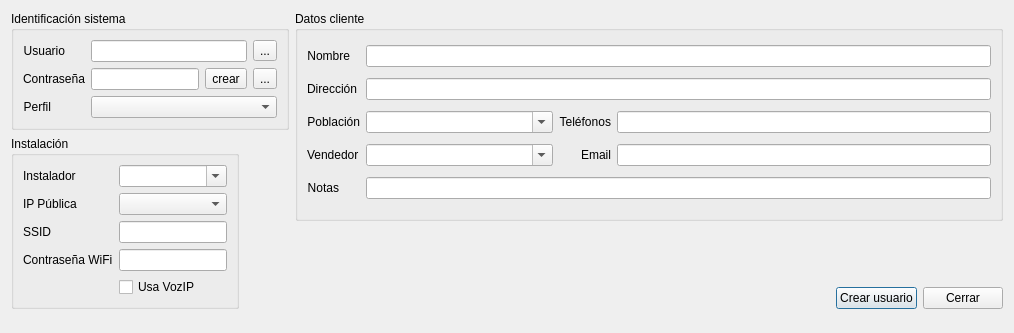
Above: DlgNuevoUsuario.ui from silderan/QMikPPPManager before the change. Below: the same form after it.
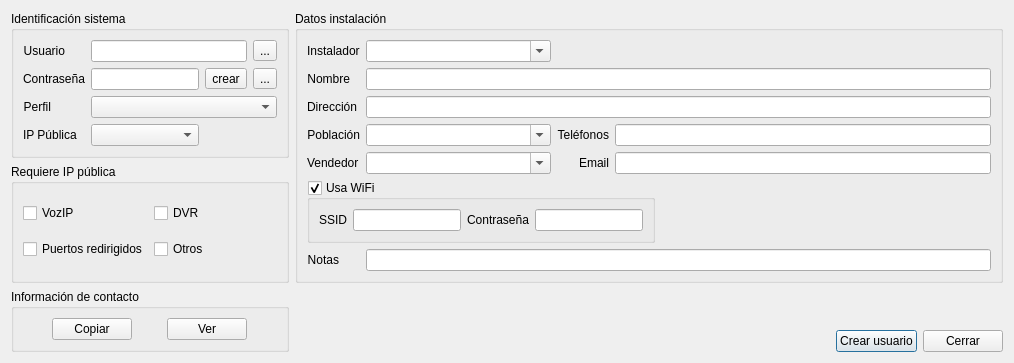
That is the form after the change. Icons and pictures are not drawn.

```diff
--- a/DlgNuevoUsuario.ui
+++ b/DlgNuevoUsuario.ui
@@ -14,191 +14,6 @@
    <string>Dialog</string>
   </property>
   <layout class="QGridLayout" name="gridLayout_4">
-   <item row="3" column="1">
-    <spacer name="verticalSpacer_3">
-     <property name="orientation">
-      <enum>Qt::Vertical</enum>
-     </property>
-     <property name="sizeType">
-      <enum>QSizePolicy::Maximum</enum>
-     </property>
-     <property name="sizeHint" stdset="0">
-      <size>
-       <width>20</width>
-       <height>40</height>
-      </size>
-     </property>
-    </spacer>
-   </item>
-   <item row="5" column="0" colspan="2">
-    <spacer name="verticalSpacer_2">
-     <property name="orientation">
-      <enum>Qt::Vertical</enum>
-     </property>
-     <property name="sizeHint" stdset="0">
-      <size>
-       <width>20</width>
-       <height>40</height>
-      </size>
-     </property>
-    </spacer>
-   </item>
-   <item row="4" column="1">
-    <layout class="QHBoxLayout" name="horizontalLayout">
-     <item>
-      <spacer name="horizontalSpacer">
-       <property name="orientation">
-        <enum>Qt::Horizontal</enum>
-       </property>
-       <property name="sizeHint" stdset="0">
-        <size>
-         <width>61</width>
-         <height>20</height>
-        </size>
-       </property>
-      </spacer>
-     </item>
-     <item>
-      <widget class="QPushButton" name="btCrear">
-       <property name="text">
-        <string>Crear usuario</string>
-       </property>
-      </widget>
-     </item>
-     <item>
-      <widget class="QPushButton" name="btCerrar">
-       <property name="text">
-        <string>Cerrar</string>
-       </property>
-      </widget>
-     </item>
-    </layout>
-   </item>
-   <item row="2" column="1">
-    <widget class="QLabel" name="lbText">
-     <property name="sizePolicy">
-      <sizepolicy hsizetype="Preferred" vsizetype="Fixed">
-       <horstretch>0</horstretch>
-       <verstretch>0</verstretch>
-      </sizepolicy>
-     </property>
-     <property name="palette">
-      <palette>
-       <active>
-        <colorrole role="WindowText">
-         <brush brushstyle="SolidPattern">
-          <color alpha="255">
-           <red>255</red>
-           <green>0</green>
-           <blue>0</blue>
-          </color>
-         </brush>
-        </colorrole>
-       </active>
-       <inactive>
-        <colorrole role="WindowText">
-         <brush brushstyle="SolidPattern">
-          <color alpha="255">
-           <red>255</red>
-           <green>0</green>
-           <blue>0</blue>
-          </color>
-         </brush>
-        </colorrole>
-       </inactive>
-       <disabled>
-        <colorrole role="WindowText">
-         <brush brushstyle="SolidPattern">
-          <color alpha="255">
-           <red>120</red>
-           <green>120</green>
-           <blue>120</blue>
-          </color>
-         </brush>
-        </colorrole>
-       </disabled>
-      </palette>
-     </property>
-     <property name="font">
-      <font>
-       <weight>75</weight>
-       <bold>true</bold>
-      </font>
-     </property>
-    </widget>
-   </item>
-   <item row="1" column="0" rowspan="4">
-    <widget class="QGroupBox" name="groupBox_3">
-     <property name="sizePolicy">
-      <sizepolicy hsizetype="Maximum" vsizetype="Preferred">
-       <horstretch>0</horstretch>
-       <verstretch>0</verstretch>
-      </sizepolicy>
-     </property>
-     <property name="title">
-      <string>Instalación</string>
-     </property>
-     <layout class="QGridLayout" name="gridLayout_3">
-      <item row="2" column="0">
-       <widget class="QLabel" name="label_11">
-        <property name="text">
-         <string>SSID</string>
-        </property>
-       </widget>
-      </item>
-      <item row="0" column="1">
-       <widget class="QComboBox" name="cbInstalador">
-        <property name="editable">
-         <bool>true</bool>
-        </property>
-       </widget>
-      </item>
-      <item row="4" column="1">
-       <widget class="QCheckBox" name="chVozIP">
-        <property name="sizePolicy">
-         <sizepolicy hsizetype="Fixed" vsizetype="Fixed">
-          <horstretch>0</horstretch>
-          <verstretch>0</verstretch>
-         </sizepolicy>
-        </property>
-        <property name="text">
-         <string>Usa VozIP</string>
-        </property>
-       </widget>
-      </item>
-      <item row="0" column="0">
-       <widget class="QLabel" name="label_10">
-        <property name="text">
-         <string>Instalador</string>
-        </property>
-       </widget>
-      </item>
-      <item row="3" column="0">
-       <widget class="QLabel" name="label_12">
-        <property name="text">
-         <string>Contraseña WiFi</string>
-        </property>
-       </widget>
-      </item>
-      <item row="3" column="1">
-       <widget class="QLineEdit" name="leWPass"/>
-      </item>
-      <item row="2" column="1">
-       <widget class="QLineEdit" name="leSSID"/>
-      </item>
-      <item row="1" column="0">
-       <widget class="QLabel" name="label_13">
-        <property name="text">
-         <string>IP Pública</string>
-        </property>
-       </widget>
-      </item>
-      <item row="1" column="1">
-       <widget class="QComboBox" name="cbIPPublica"/>
-      </item>
-     </layout>
-    </widget>
-   </item>
    <item row="0" column="0">
     <widget class="QGroupBox" name="groupBox">
      <property name="sizePolicy">
@@ -211,6 +26,13 @@
       <string>Identificación sistema</string>
      </property>
      <layout class="QGridLayout" name="gridLayout">
+      <item row="3" column="0">
+       <widget class="QLabel" name="label_13">
+        <property name="text">
+         <string>IP Pública</string>
+        </property>
+       </widget>
+      </item>
       <item row="1" column="2">
        <widget class="QToolButton" name="btPass">
         <property name="text">
@@ -301,19 +123,48 @@
         </property>
        </widget>
       </item>
+      <item row="3" column="1">
+       <widget class="QComboBox" name="cbIPPublica"/>
+      </item>
      </layout>
     </widget>
    </item>
    <item row="0" column="1" rowspan="2">
     <widget class="QGroupBox" name="groupBox_2">
      <property name="title">
-      <string>Datos cliente</string>
+      <string>Datos instalación</string>
      </property>
      <layout class="QGridLayout" name="gridLayout_2">
-      <item row="0" column="1" colspan="4">
+      <item row="1" column="1" colspan="4">
        <widget class="QLineEdit" name="leNombre"/>
       </item>
-      <item row="2" column="1">
+      <item row="3" column="0">
+       <widget class="QLabel" name="label_6">
+        <property name="sizePolicy">
+         <sizepolicy hsizetype="Maximum" vsizetype="Preferred">
+          <horstretch>0</horstretch>
+          <verstretch>0</verstretch>
+         </sizepolicy>
+        </property>
+        <property name="text">
+         <string>Población</string>
+        </property>
+        <property name="alignment">
+         <set>Qt::AlignRight|Qt::AlignTrailing|Qt::AlignVCenter</set>
+        </property>
+       </widget>
+      </item>
+      <item row="3" column="3" colspan="2">
+       <widget class="QLineEdit" name="leTelefonos">
+        <property name="sizePolicy">
+         <sizepolicy hsizetype="Expanding" vsizetype="Fixed">
+          <horstretch>0</horstretch>
+          <verstretch>0</verstretch>
+         </sizepolicy>
+        </property>
+       </widget>
+      </item>
+      <item row="3" column="1">
        <widget class="QComboBox" name="cbPoblacion">
         <property name="sizePolicy">
          <sizepolicy hsizetype="Preferred" vsizetype="Fixed">
@@ -329,7 +180,7 @@
         </property>
        </widget>
       </item>
-      <item row="0" column="0">
+      <item row="1" column="0">
        <widget class="QLabel" name="label_4">
         <property name="sizePolicy">
          <sizepolicy hsizetype="Maximum" vsizetype="Preferred">
@@ -345,36 +196,10 @@
         </property>
        </widget>
       </item>
-      <item row="2" column="3" colspan="2">
-       <widget class="QLineEdit" name="leTelefonos">
-        <property name="sizePolicy">
-         <sizepolicy hsizetype="Expanding" vsizetype="Fixed">
-          <horstretch>0</horstretch>
-          <verstretch>0</verstretch>
-         </sizepolicy>
-        </property>
-       </widget>
-      </item>
-      <item row="1" column="1" colspan="4">
+      <item row="2" column="1" colspan="4">
        <widget class="QLineEdit" name="leDireccion"/>
       </item>
       <item row="2" column="0">
-       <widget class="QLabel" name="label_6">
-        <property name="sizePolicy">
-         <sizepolicy hsizetype="Maximum" vsizetype="Preferred">
-          <horstretch>0</horstretch>
-          <verstretch>0</verstretch>
-         </sizepolicy>
-        </property>
-        <property name="text">
-         <string>Población</string>
-        </property>
-        <property name="alignment">
-         <set>Qt::AlignRight|Qt::AlignTrailing|Qt::AlignVCenter</set>
-        </property>
-       </widget>
-      </item>
-      <item row="1" column="0">
        <widget class="QLabel" name="label_5">
         <property name="sizePolicy">
          <sizepolicy hsizetype="Maximum" vsizetype="Preferred">
@@ -390,26 +215,7 @@
         </property>
        </widget>
       </item>
-      <item row="4" column="1" colspan="4">
-       <widget class="QLineEdit" name="leNotas"/>
-      </item>
-      <item row="4" column="0">
-       <widget class="QLabel" name="label_9">
-        <property name="sizePolicy">
-         <sizepolicy hsizetype="Maximum" vsizetype="Preferred">
-          <horstretch>0</horstretch>
-          <verstretch>0</verstretch>
-         </sizepolicy>
-        </property>
-        <property name="text">
-         <string>Notas</string>
-        </property>
-        <property name="alignment">
-         <set>Qt::AlignRight|Qt::AlignTrailing|Qt::AlignVCenter</set>
-        </property>
-       </widget>
-      </item>
-      <item row="2" column="2">
+      <item row="3" column="2">
        <widget class="QLabel" name="label_7">
         <property name="sizePolicy">
          <sizepolicy hsizetype="Fixed" vsizetype="Preferred">
@@ -425,10 +231,10 @@
         </property>
        </widget>
       </item>
-      <item row="3" column="3" colspan="2">
+      <item row="4" column="3" colspan="2">
        <widget class="QLineEdit" name="leEmail"/>
       </item>
-      <item row="3" column="2">
+      <item row="4" column="2">
        <widget class="QLabel" name="label_8">
         <property name="sizePolicy">
          <sizepolicy hsizetype="Minimum" vsizetype="Preferred">
@@ -444,20 +250,282 @@
         </property>
        </widget>
       </item>
-      <item row="3" column="1">
+      <item row="4" column="1">
        <widget class="QComboBox" name="cbComercial">
         <property name="editable">
          <bool>true</bool>
         </property>
        </widget>
       </item>
-      <item row="3" column="0">
+      <item row="4" column="0">
        <widget class="QLabel" name="label_14">
         <property name="text">
          <string>Vendedor</string>
         </property>
        </widget>
       </item>
+      <item row="0" column="0">
+       <widget class="QLabel" name="label_10">
+        <property name="text">
+         <string>Instalador</string>
+        </property>
+       </widget>
+      </item>
+      <item row="0" column="1">
+       <widget class="QComboBox" name="cbInstalador">
+        <property name="editable">
+         <bool>true</bool>
+        </property>
+       </widget>
+      </item>
+      <item row="6" column="0" colspan="4">
+       <widget class="QGroupBox" name="grWiFi">
+        <property name="sizePolicy">
+         <sizepolicy hsizetype="Maximum" vsizetype="Preferred">
+          <horstretch>0</horstretch>
+          <verstretch>0</verstretch>
+         </sizepolicy>
+        </property>
+        <property name="title">
+         <string>Usa WiFi</string>
+        </property>
+        <property name="checkable">
+         <bool>true</bool>
+        </property>
+        <layout class="QGridLayout" name="gridLayout_3">
+         <item row="2" column="2">
+          <widget class="QLabel" name="label_12">
+           <property name="text">
+            <string>Contraseña</string>
+           </property>
+          </widget>
+         </item>
+         <item row="2" column="0">
+          <widget class="QLabel" name="label_11">
+           <property name="text">
+            <string>SSID</string>
+           </property>
+          </widget>
+         </item>
+         <item row="2" column="1">
+          <widget class="QLineEdit" name="leSSID"/>
+         </item>
+         <item row="2" column="3">
+          <widget class="QLineEdit" name="leWPass"/>
+         </item>
+        </layout>
+       </widget>
+      </item>
+      <item row="7" column="0">
+       <widget class="QLabel" name="label_9">
+        <property name="sizePolicy">
+         <sizepolicy hsizetype="Maximum" vsizetype="Preferred">
+          <horstretch>0</horstretch>
+          <verstretch>0</verstretch>
+         </sizepolicy>
+        </property>
+        <property name="text">
+         <string>Notas</string>
+        </property>
+        <property name="alignment">
+         <set>Qt::AlignRight|Qt::AlignTrailing|Qt::AlignVCenter</set>
+        </property>
+       </widget>
+      </item>
+      <item row="7" column="1" colspan="4">
+       <widget class="QLineEdit" name="leNotas"/>
+      </item>
+     </layout>
+    </widget>
+   </item>
+   <item row="1" column="0">
+    <widget class="QGroupBox" name="groupBox_4">
+     <property name="title">
+      <string>Requiere IP pública</string>
+     </property>
+     <layout class="QGridLayout" name="gridLayout_5">
+      <item row="0" column="0">
+       <widget class="QCheckBox" name="chVozIP">
+        <property name="sizePolicy">
+         <sizepolicy hsizetype="Fixed" vsizetype="Fixed">
+          <horstretch>0</horstretch>
+          <verstretch>0</verstretch>
+         </sizepolicy>
+        </property>
+        <property name="text">
+         <string>VozIP</string>
+        </property>
+       </widget>
+      </item>
+      <item row="0" column="1">
+       <widget class="QCheckBox" name="chDVR">
+        <property name="text">
+         <string>DVR</string>
+        </property>
+       </widget>
+      </item>
+      <item row="1" column="0">
+       <widget class="QCheckBox" name="chPuertos">
+        <property name="text">
+         <string>Puertos redirigidos</string>
+        </property>
+       </widget>
+      </item>
+      <item row="1" column="1">
+       <widget class="QCheckBox" name="chOtros">
+        <property name="text">
+         <string>Otros</string>
+        </property>
+       </widget>
+      </item>
+     </layout>
+    </widget>
+   </item>
+   <item row="2" column="1">
+    <widget class="QLabel" name="lbText">
+     <property name="sizePolicy">
+      <sizepolicy hsizetype="Preferred" vsizetype="Fixed">
+       <horstretch>0</horstretch>
+       <verstretch>0</verstretch>
+      </sizepolicy>
+     </property>
+     <property name="palette">
+      <palette>
+       <active>
+        <colorrole role="WindowText">
+         <brush brushstyle="SolidPattern">
+          <color alpha="255">
+           <red>255</red>
+           <green>0</green>
+           <blue>0</blue>
+          </color>
+         </brush>
+        </colorrole>
+       </active>
+       <inactive>
+        <colorrole role="WindowText">
+         <brush brushstyle="SolidPattern">
+          <color alpha="255">
+           <red>255</red>
+           <green>0</green>
+           <blue>0</blue>
+          </color>
+         </brush>
+        </colorrole>
+       </inactive>
+       <disabled>
+        <colorrole role="WindowText">
+         <brush brushstyle="SolidPattern">
+          <color alpha="255">
+           <red>120</red>
+           <green>120</green>
+           <blue>120</blue>
+          </color>
+         </brush>
+        </colorrole>
+       </disabled>
+      </palette>
+     </property>
+     <property name="font">
+      <font>
+       <weight>75</weight>
+       <bold>true</bold>
+      </font>
+     </property>
+    </widget>
+   </item>
+   <item row="3" column="1">
+    <spacer name="verticalSpacer_3">
+     <property name="orientation">
+      <enum>Qt::Vertical</enum>
+     </property>
+     <property name="sizeType">
+      <enum>QSizePolicy::Maximum</enum>
+     </property>
+     <property name="sizeHint" stdset="0">
+      <size>
+       <width>20</width>
+       <height>40</height>
+      </size>
+     </property>
+    </spacer>
+   </item>
+   <item row="6" column="0" colspan="2">
+    <spacer name="verticalSpacer_2">
+     <property name="orientation">
+      <enum>Qt::Vertical</enum>
+     </property>
+     <property name="sizeHint" stdset="0">
+      <size>
+       <width>20</width>
+       <height>40</height>
+      </size>
+     </property>
+    </spacer>
+   </item>
+   <item row="4" column="1">
+    <layout class="QHBoxLayout" name="horizontalLayout">
+     <item>
+      <spacer name="horizontalSpacer">
+       <property name="orientation">
+        <enum>Qt::Horizontal</enum>
+       </property>
+       <property name="sizeHint" stdset="0">
+        <size>
+         <width>61</width>
+         <height>20</height>
+        </size>
+       </property>
+      </spacer>
+     </item>
+     <item>
+      <widget class="QPushButton" name="btCrear">
+       <property name="text">
+        <string>Crear usuario</string>
+       </property>
+      </widget>
+     </item>
+     <item>
+      <widget class="QPushButton" name="btCerrar">
+       <property name="text">
+        <string>Cerrar</string>
+       </property>
+      </widget>
+     </item>
+    </layout>
+   </item>
+   <item row="2" column="0" rowspan="3">
+    <widget class="QGroupBox" name="groupBox_3">
+     <property name="title">
+      <string>Información de contacto</string>
+     </property>
+     <layout class="QGridLayout" name="gridLayout_6">
+      <item row="0" column="0">
+       <widget class="QPushButton" name="btCopyContactInfo">
+        <property name="sizePolicy">
+         <sizepolicy hsizetype="Maximum" vsizetype="Fixed">
+          <horstretch>0</horstretch>
+          <verstretch>0</verstretch>
+         </sizepolicy>
+        </property>
+        <property name="text">
+         <string>Copiar</string>
+        </property>
+       </widget>
+      </item>
+      <item row="0" column="1">
+       <widget class="QPushButton" name="btShowContactInfo">
+        <property name="sizePolicy">
+         <sizepolicy hsizetype="Maximum" vsizetype="Fixed">
+          <horstretch>0</horstretch>
+          <verstretch>0</verstretch>
+         </sizepolicy>
+        </property>
+        <property name="text">
+         <string>Ver</string>
+        </property>
+       </widget>
+      </item>
      </layout>
     </widget>
    </item>
```
Left out of the diff: 101 changed lines with no effect on the pictures.
